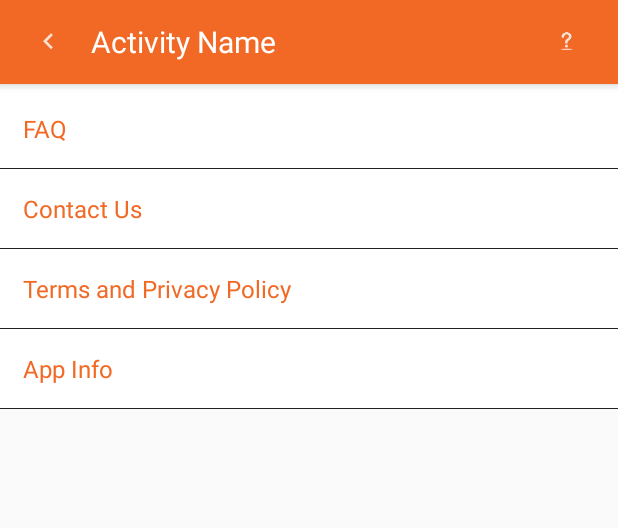
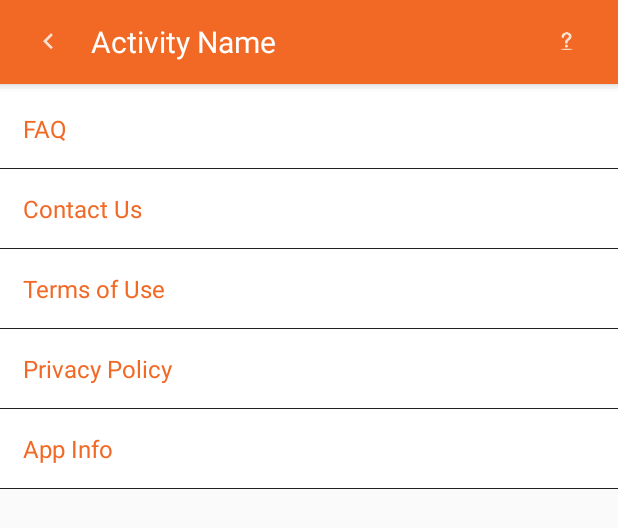
Before and after one commit to BlackVick/Hosh, an Android app: the layout activity_help.xml on its own in the app's theme, with its tools: preview values and no code run, on a phone screen of 412 x 824 dp. Shown: the top 528 px of the screen. Run offline under Robolectric (Android 15) with nearby library versions, the phone set to English and light mode, and no system bars.

Commit message:
Fixed Terms of Use Link and Contact us email

```diff
--- a/app/src/main/res/layout/activity_help.xml
+++ b/app/src/main/res/layout/activity_help.xml
@@ -52,8 +52,23 @@
             android:layout_width="match_parent"
             android:layout_height="wrap_content"
             android:background="@drawable/white_backround_ripple_chats"
+            android:id="@+id/termOfUse"
+            android:text="Terms of Use"
+            android:textSize="16sp"
+            android:textColor="@color/colorPrimaryDark"
+            android:padding="15dp"/>
+
+        <View
+            android:layout_width="match_parent"
+            android:layout_height="0.2dp"
+            android:background="@color/offBlack"/>
+
+        <TextView
+            android:layout_width="match_parent"
+            android:layout_height="wrap_content"
+            android:background="@drawable/white_backround_ripple_chats"
             android:id="@+id/privacyPolicy"
-            android:text="Terms and Privacy Policy"
+            android:text="Privacy Policy"
             android:textSize="16sp"
             android:textColor="@color/colorPrimaryDark"
             android:padding="15dp"/>
```
Also changed, not shown: app/src/main/java/com/blackviking/hosh/Settings/Help.java (+19 -3 lines).
